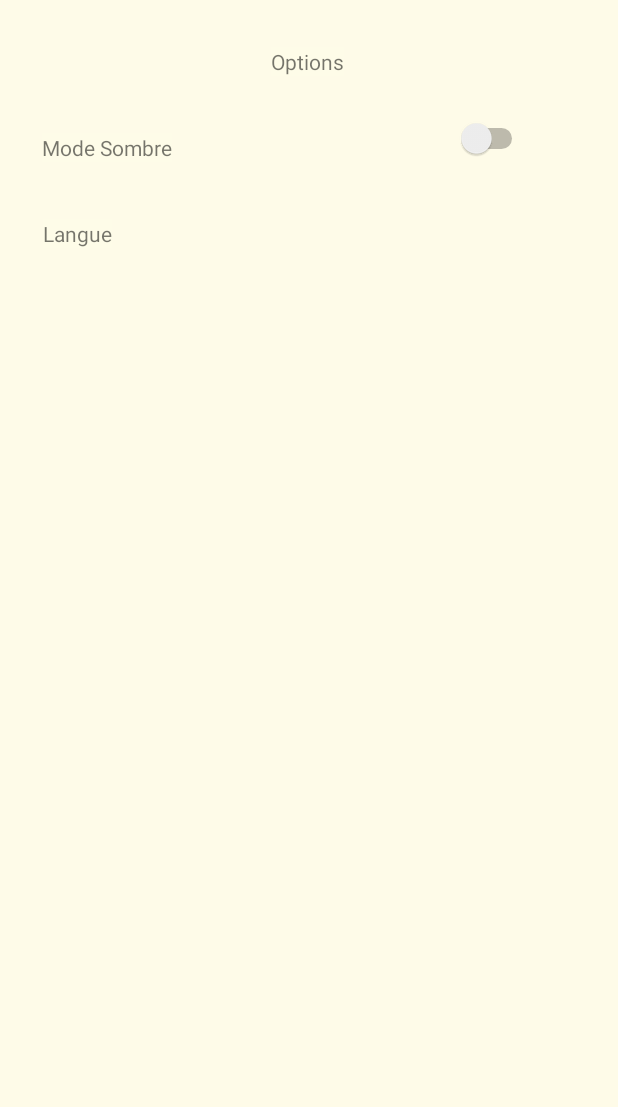
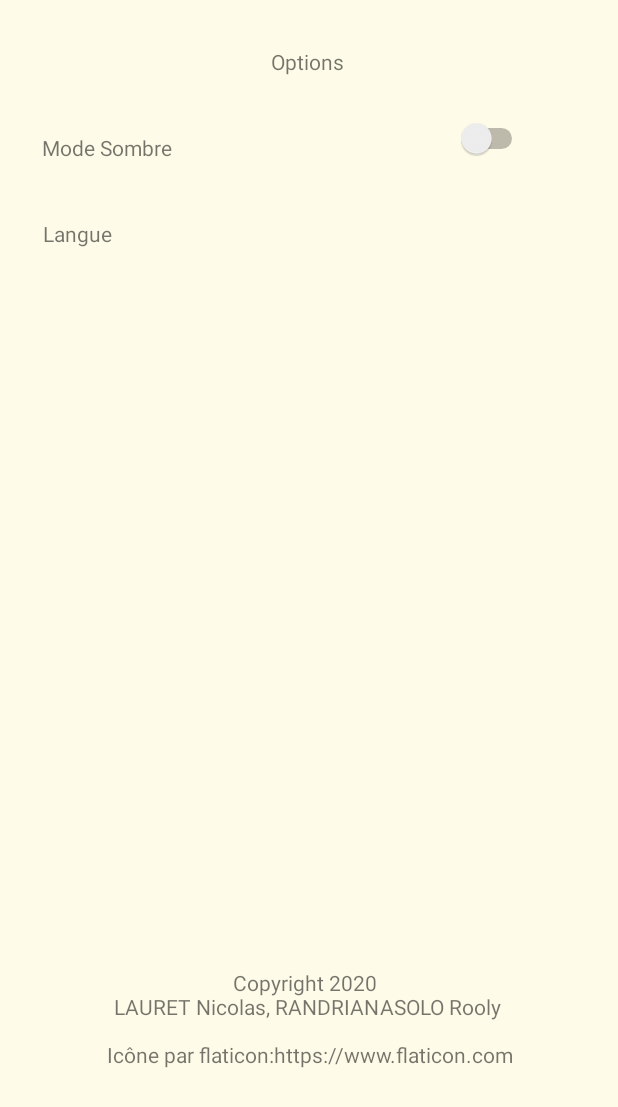
Before and after one commit to 1visible/Watizit, an Android app: the MenuOptions screen opened directly, with no data from a screen before it, on a phone screen of 412 x 824 dp. Shown: the top 1107 px of the screen. Run offline under Robolectric (Android 15) with nearby library versions, the phone set to English and light mode, and no system bars.

Commit message:
Link between codes, copyright written,beginning of clickable link

```diff
--- a/app/src/main/java/com/example/watizit/MainActivity.java
+++ b/app/src/main/java/com/example/watizit/MainActivity.java
@@ -8,11 +8,15 @@ import androidx.appcompat.app.AppCompatActivity;
 
 public class MainActivity extends AppCompatActivity {
 
+
     @Override
     protected void onCreate(Bundle savedInstanceState) {
         super.onCreate(savedInstanceState);
         setContentView(R.layout.activity_main);
+
+
     }
+
 
     public void option(View view){
         startActivity(new Intent(this, MenuOptions.class));
--- a/app/src/main/res/layout/activity_main.xml
+++ b/app/src/main/res/layout/activity_main.xml
@@ -15,6 +15,7 @@
         android:layout_height="wrap_content"
         android:text="Jouer"
         android:textSize="40dp"
+        android:onClick="jouer"
         app:layout_constraintBottom_toBottomOf="parent"
         app:layout_constraintEnd_toEndOf="parent"
         app:layout_constraintHorizontal_bias="0.497"
@@ -28,6 +29,7 @@
         android:layout_height="wrap_content"
         android:text="Options"
         android:textSize="40dp"
+        android:onClick="option"
         app:layout_constraintBottom_toBottomOf="parent"
         app:layout_constraintEnd_toEndOf="parent"
         app:layout_constraintHorizontal_bias="0.498"
--- a/app/src/main/res/layout/menu_options.xml
+++ b/app/src/main/res/layout/menu_options.xml
@@ -1,8 +1,10 @@
 <?xml version="1.0" encoding="utf-8"?>
-<androidx.constraintlayout.widget.ConstraintLayout xmlns:android="http://schemas.android.com/apk/res/android"
+<androidx.constraintlayout.widget.ConstraintLayout
+    xmlns:android="http://schemas.android.com/apk/res/android"
     xmlns:app="http://schemas.android.com/apk/res-auto"
     xmlns:tools="http://schemas.android.com/tools"
-    android:orientation="vertical" android:layout_width="match_parent"
+    android:orientation="vertical"
+    android:layout_width="match_parent"
     android:layout_height="match_parent"
     android:background="#FEFBE8">
 
@@ -54,4 +56,19 @@
         app:layout_constraintTop_toTopOf="parent"
         app:layout_constraintVertical_bias="0.099" />
 
+    <TextView
+        android:id="@+id/copyright"
+        android:layout_width="wrap_content"
+        android:layout_height="wrap_content"
+        android:textAlignment="center"
+        android:text="Copyright 2020 \nLAURET Nicolas, RANDRIANASOLO Rooly\n\n Icône par flaticon:https://www.flaticon.com"
+        app:layout_constraintBottom_toBottomOf="parent"
+        app:layout_constraintEnd_toEndOf="parent"
+        app:layout_constraintHorizontal_bias="0.491"
+        app:layout_constraintStart_toStartOf="parent"
+        app:layout_constraintTop_toBottomOf="@+id/titre_option"
+        app:layout_constraintVertical_bias="0.842" />
+
+
+
 </androidx.constraintlayout.widget.ConstraintLayout>
--- a/app/src/main/res/values/strings.xml
+++ b/app/src/main/res/values/strings.xml
@@ -1,3 +1,4 @@
 <resources>
     <string name="app_name">Watizit</string>
+    <string name="link"><a href="https://www.flaticon.com/">https://www.flaticon.com</a></string>
 </resources>
```
